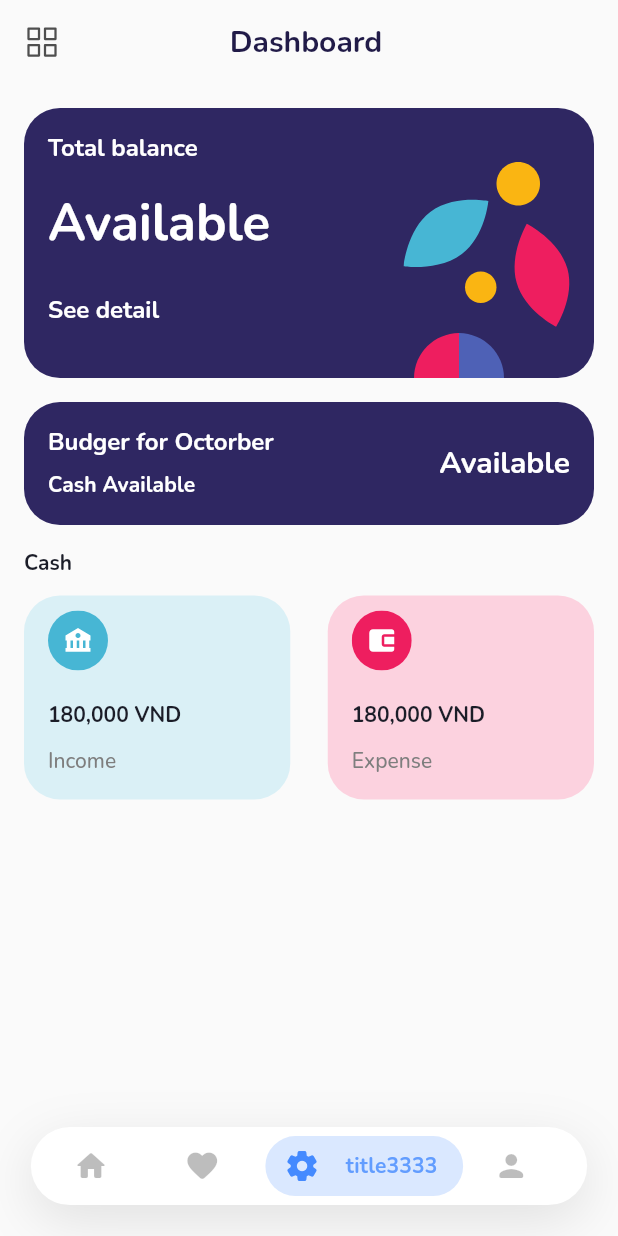
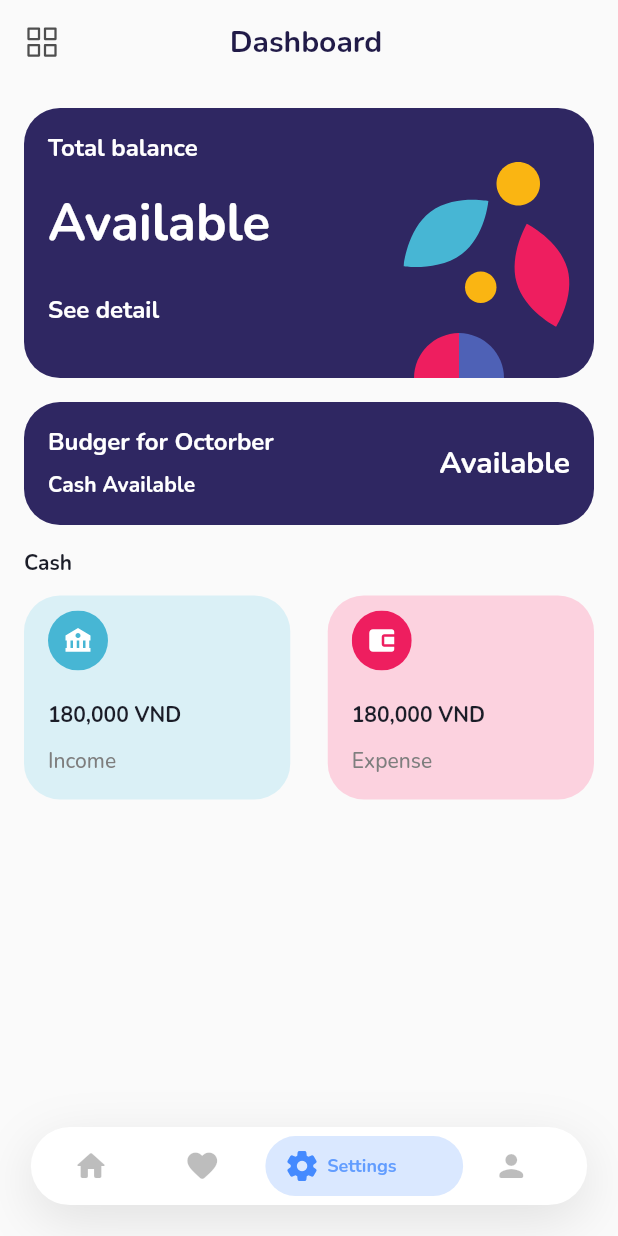
Before and after one commit to zwaa0902/mysafin, a Flutter app: the DashboardScreen screen opened by its route, after a tap on the "favorite" icon, after a tap on the "home" icon, after a tap on the "settings" icon, on a phone screen of 412 x 824 dp. Run offline on Flutter 3.47's test engine with Material 2 defaults, Android fonts, the phone set to English and light mode, and no system bars; our stand-ins replace easy_localization, equatable, flutter_bloc, flutter_svg, hive, hydrated_bloc and 2 more; missing offline and left inert: flutter_displaymode, platform_device_id; accounts and stored records are empty.

Commit message:
Check title of dashboard screen

```diff
--- a/lib/ui/screens/dashboard/dashboard_screen.dart
+++ b/lib/ui/screens/dashboard/dashboard_screen.dart
@@ -204,10 +204,10 @@ class DashboardScreen extends StatelessWidget {
   Widget bottomNav(BuildContext context) {
     final double deviceWidth = MediaQuery.of(context).size.width;
     final List<String> listTitle = <String>[
-      'title1111',
-      'title22',
-      'title3333',
-      'title3333'
+      'Dashboard',
+      'Transactions',
+      'Settings',
+      'Profile'
     ];
 
     final List<IconData> listIcon = <IconData>[
@@ -268,7 +268,7 @@ class DashboardScreen extends StatelessWidget {
                     duration: const Duration(milliseconds: 500),
                     curve: Curves.fastLinearToSlowEaseIn,
                     width: index == state
-                        ? deviceWidth * 0.31
+                        ? deviceWidth * 0.32
                         : deviceWidth * 0.18,
                     alignment: Alignment.center,
                     child: Stack(
@@ -278,7 +278,7 @@ class DashboardScreen extends StatelessWidget {
                             AnimatedContainer(
                               duration: const Duration(milliseconds: 500),
                               curve: Curves.fastLinearToSlowEaseIn,
-                              width: index == state ? deviceWidth * 0.13 : 0,
+                              width: index == state ? deviceWidth * 0.1 : 0,
                             ),
                             AnimatedOpacity(
                               opacity: index == state ? 1 : 0,
@@ -288,9 +288,9 @@ class DashboardScreen extends StatelessWidget {
                                 index == state ? listTitle[index] : '',
                                 style: Theme.of(context)
                                     .textTheme
-                                    .titleSmall
+                                    .bodySmall
                                     ?.apply(
-                                      fontWeightDelta: 1,
+                                      fontWeightDelta: 2,
                                       color: index == state
                                           ? Colors.blueAccent.withOpacity(0.8)
                                           : Colors.transparent,
```
